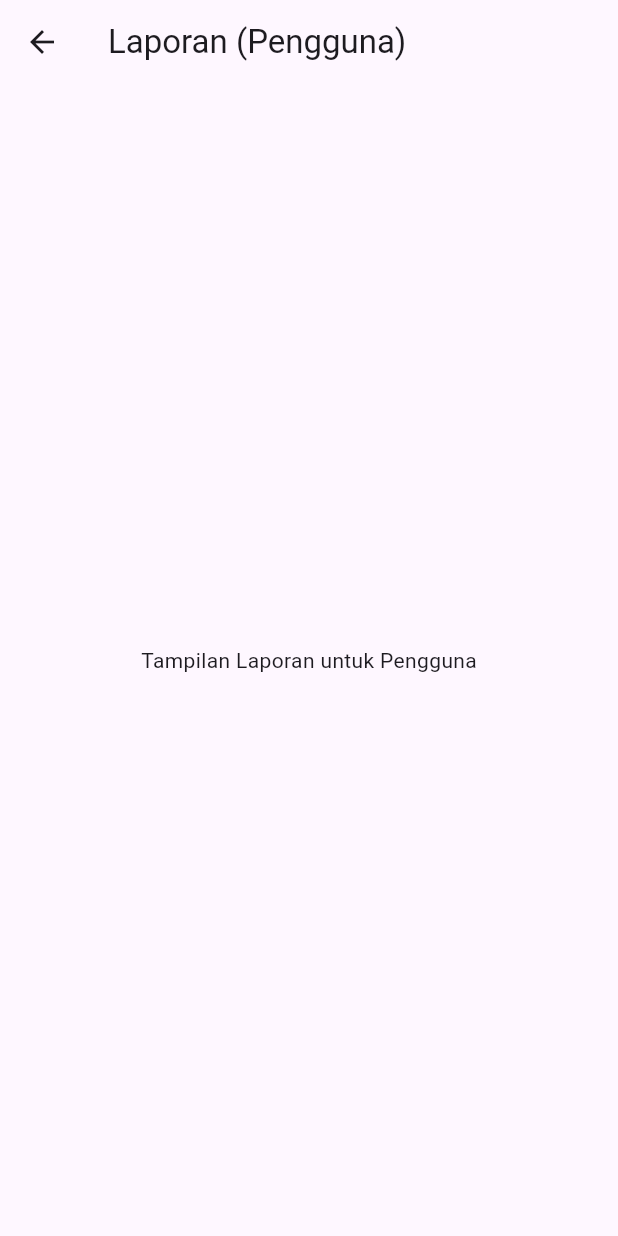
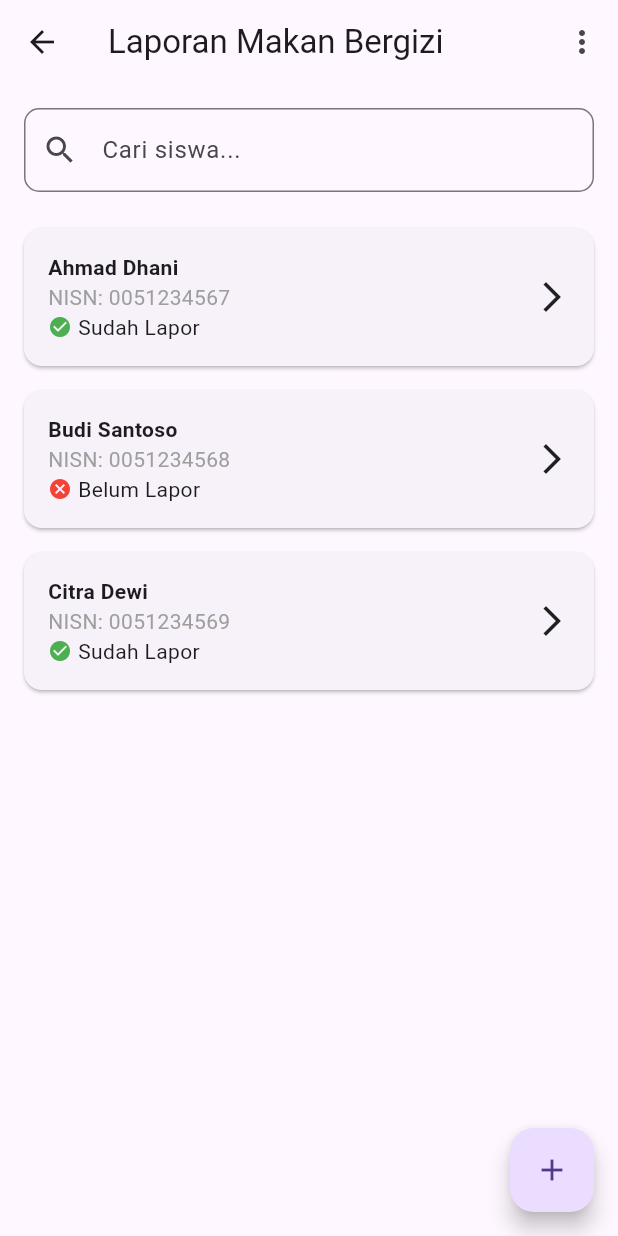
Before and after one commit to ipaddr/MPLJJ25-138-KEL-11, a Flutter app: the ReportsUser screen opened directly, on a phone screen of 412 x 824 dp. Run offline on Flutter 3.47's test engine with Material 3 defaults, Android fonts, the light colour scheme and no system bars; our stand-ins replace cloud_firestore, firebase_auth, firebase_core; accounts and stored records are empty.

Commit message:
step-2
menambahkan screen reports user dan report student

```diff
--- a/siginas/lib/views/reports/reports_user.dart
+++ b/siginas/lib/views/reports/reports_user.dart
@@ -1,17 +1,153 @@
 import 'package:flutter/material.dart';
+// import 'package:cloud_firestore/cloud_firestore.dart';
+import 'package:siginas/views/reports/report_student.dart';
 
-class ReportsUser extends StatelessWidget {
+class ReportsUser extends StatefulWidget {
   const ReportsUser({super.key});
+
+  @override
+  State<ReportsUser> createState() => _ReportsUserState();
+}
+
+class _ReportsUserState extends State<ReportsUser> {
+  final TextEditingController _searchController = TextEditingController();
+  List<Map<String, dynamic>> _studentList = [
+    {'nama': 'Ahmad Dhani', 'nisn': '0051234567', 'sudahLapor': true},
+    {'nama': 'Budi Santoso', 'nisn': '0051234568', 'sudahLapor': false},
+    {'nama': 'Citra Dewi', 'nisn': '0051234569', 'sudahLapor': true},
+    // Tambahkan data dummy siswa lainnya di sini
+  ];
+
+  // Widget untuk menampilkan status laporan
+  Widget _buildReportStatus(bool sudahLapor) {
+    return Row(
+      children: [
+        Icon(
+          sudahLapor ? Icons.check_circle : Icons.cancel,
+          color: sudahLapor ? Colors.green : Colors.red,
+          size: 16,
+        ),
+        const SizedBox(width: 4),
+        Text(sudahLapor ? 'Sudah Lapor' : 'Belum Lapor'),
+      ],
+    );
+  }
+
+  // Widget untuk menampilkan item daftar siswa
+  Widget _buildStudentItem(Map<String, dynamic> student) {
+    return Card(
+      margin: const EdgeInsets.symmetric(horizontal: 16, vertical: 8),
+      child: InkWell(
+        // Tambahkan InkWell untuk keseluruhan card bisa diklik (opsional)
+        onTap: () {
+          Navigator.push(
+            context,
+            MaterialPageRoute(
+              builder: (context) => ReportStudent(
+                namaSiswa: student['nama'],
+                nisnSiswa: student['nisn'],
+              ),
+            ),
+          );
+        },
+        child: Padding(
+          padding: const EdgeInsets.all(16),
+          child: Row(
+            mainAxisAlignment: MainAxisAlignment.spaceBetween,
+            children: [
+              Column(
+                crossAxisAlignment: CrossAxisAlignment.start,
+                children: [
+                  Text(
+                    student['nama'],
+                    style: const TextStyle(fontWeight: FontWeight.bold),
+                  ),
+                  Text('NISN: ${student['nisn']}',
+                      style: const TextStyle(color: Colors.grey)),
+                  _buildReportStatus(student['sudahLapor']),
+                ],
+              ),
+              InkWell(
+                // Tambahkan InkWell hanya untuk ikon panah
+                onTap: () {
+                  Navigator.push(
+                    context,
+                    MaterialPageRoute(
+                      builder: (context) => ReportStudent(
+                        namaSiswa: student['nama'],
+                        nisnSiswa: student['nisn'],
+                      ),
+                    ),
+                  );
+                },
+                child: const Icon(Icons.arrow_forward_ios),
+              ),
+            ],
+          ),
+        ),
+      ),
+    );
+  }
+
+  // Widget untuk menampilkan daftar siswa (akan diisi dari Firestore nanti)
+  Widget _buildStudentList() {
+    // Di masa depan, Anda akan mengganti ini dengan StreamBuilder untuk Firestore
+    // Contoh (belum terhubung ke Firestore):
+    return ListView.builder(
+      itemCount: _studentList.length,
+      itemBuilder: (context, index) {
+        return _buildStudentItem(_studentList[index]);
+      },
+    );
+  }
 
   @override
   Widget build(BuildContext context) {
     return Scaffold(
       appBar: AppBar(
-        title: const Text('Laporan (Pengguna)'),
+        title: const Text('Laporan Makan Bergizi'),
+        actions: [
+          IconButton(
+            icon: const Icon(Icons.more_vert),
+            onPressed: () {
+              // Tambahkan aksi menu lainnya jika perlu
+            },
+          ),
+        ],
       ),
-      body: const Center(
-        child: Text('Tampilan Laporan untuk Pengguna'),
+      body: Column(
+        children: [
+          Padding(
+            padding: const EdgeInsets.all(16),
+            child: TextField(
+              controller: _searchController,
+              decoration: InputDecoration(
+                prefixIcon: const Icon(Icons.search),
+                hintText: 'Cari siswa...',
+                border: OutlineInputBorder(
+                  borderRadius: BorderRadius.circular(10),
+                ),
+              ),
+              onChanged: (value) {
+                // Implementasikan logika pencarian siswa jika diperlukan
+                // Anda bisa memfilter _studentList berdasarkan nilai pencarian
+                print('Mencari: $value');
+              },
+            ),
+          ),
+          Expanded(
+            child: _buildStudentList(),
+          ),
+        ],
       ),
+      floatingActionButton: FloatingActionButton(
+        onPressed: () {
+          // Tambahkan logika untuk menambahkan laporan baru atau siswa baru
+          print('Tombol Tambah Ditekan');
+        },
+        child: const Icon(Icons.add),
+      ),
+      floatingActionButtonLocation: FloatingActionButtonLocation.endFloat,
     );
   }
 }
```
Also changed, not shown: siginas/lib/views/reports/report_student.dart (added, +157 -0 lines).
